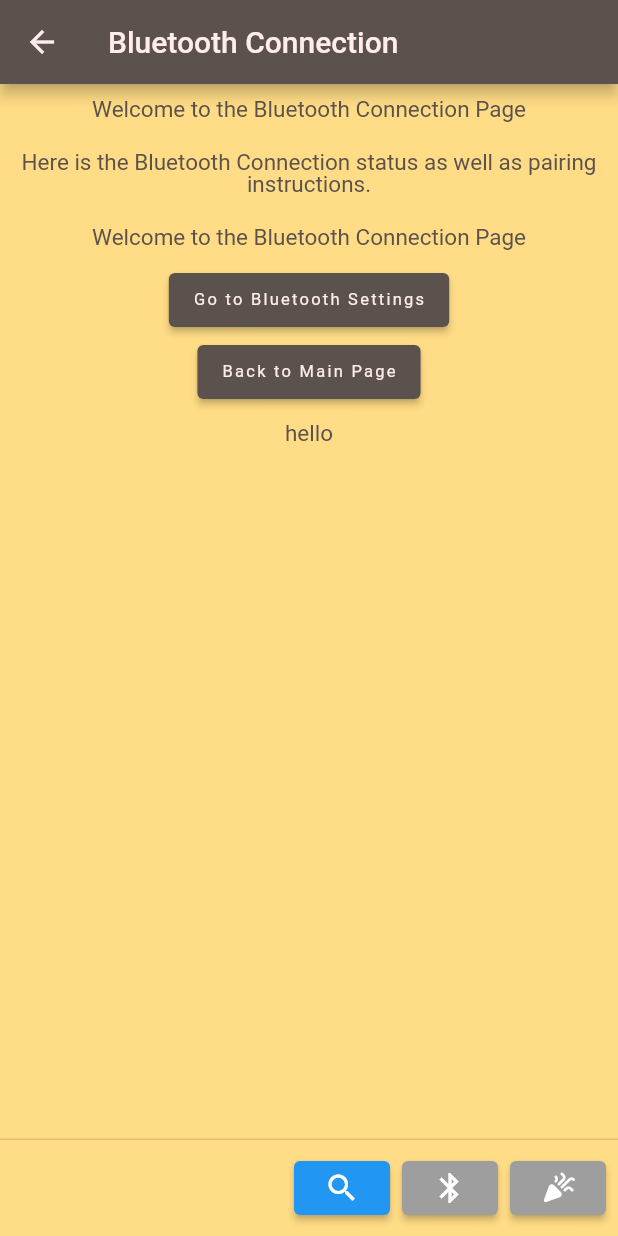
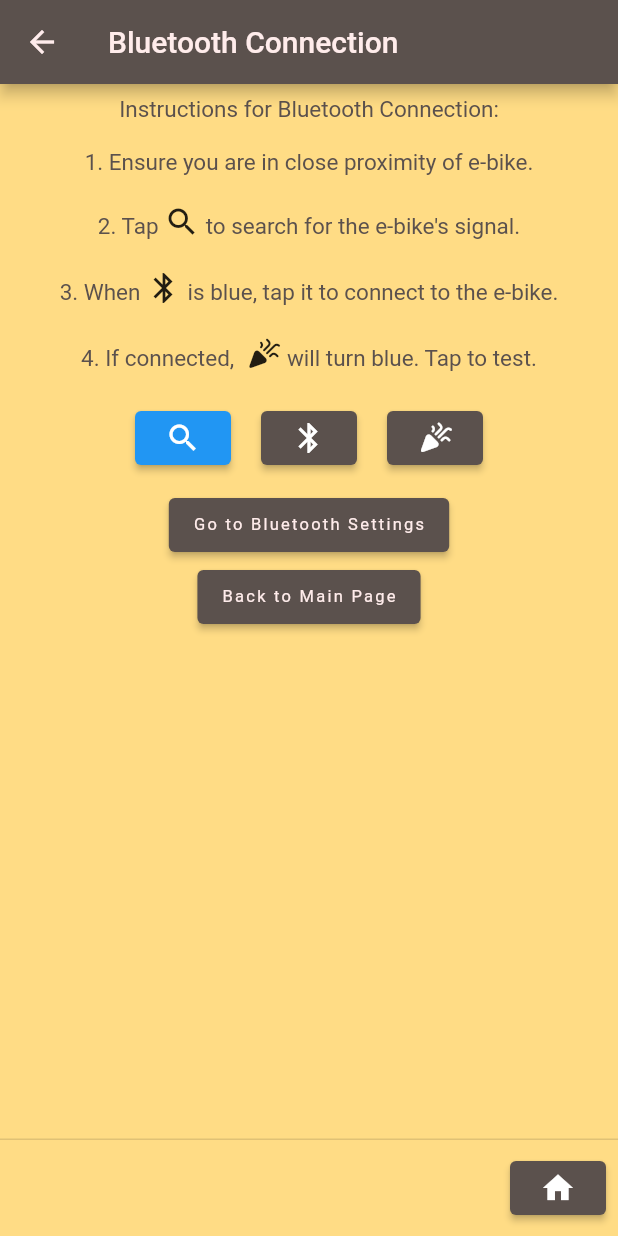
Before and after one commit to senior-design-ucf-23/e-bike-flutter-app, a Flutter app: the BluetoothPage screen opened directly, on a phone screen of 412 x 824 dp. Run offline on Flutter 3.47's test engine with Material 2 defaults, Android fonts, the light colour scheme and no system bars; our stand-ins replace flutter_blue, rxdart; missing offline and left inert: app_settings, flutter_reactive_ble, location_permissions, speedometer.

Commit message:
Improved Bluetooth page

```diff
--- a/lib/pages/bluetooth.dart
+++ b/lib/pages/bluetooth.dart
@@ -5,6 +5,7 @@ import 'package:app_settings/app_settings.dart';
 import 'package:location_permissions/location_permissions.dart';
 import 'package:flutter/material.dart';
 import 'package:flutter_reactive_ble/flutter_reactive_ble.dart';
+import 'package:test_drive/components/device_data.dart';
 
 class BluetoothPage extends StatefulWidget {
   const BluetoothPage({super.key});
@@ -20,6 +21,7 @@ class _BluetoothPageState extends State<BluetoothPage> {
   bool _scanStarted = false;
   bool _connected = false;
 
+  late DeviceData deviceData;
   late DiscoveredDevice _myDevice;
   final flutterReactiveBle = FlutterReactiveBle();
   late StreamSubscription<DiscoveredDevice> _scanStream;
@@ -33,8 +35,8 @@ class _BluetoothPageState extends State<BluetoothPage> {
 
   final deviceInfo = <String>[];
 
-  String _btstatus = "hello";
-  String temp = "hello";
+  String _devices = "";
+  String temp = "";
 
   void _startScan() async {
     int index = 0;
@@ -42,7 +44,7 @@ class _BluetoothPageState extends State<BluetoothPage> {
     bool permGranted = false;
     setState(() {
       _scanStarted = true;
-      _btstatus = "scan started";
+      _devices = "scan started";
     });
     PermissionStatus permission;
     if (Platform.isAndroid) {
@@ -55,7 +57,7 @@ class _BluetoothPageState extends State<BluetoothPage> {
     // main scanning logic
     if (permGranted) {
       setState(() {
-        _btstatus = "";
+        _devices = "";
       });
       _scanStream =
           flutterReactiveBle.scanForDevices(withServices: []).listen((device) {
@@ -64,13 +66,14 @@ class _BluetoothPageState extends State<BluetoothPage> {
           deviceInfo.add(device.name);
           deviceInfo.add(device.id.toString());
           setState(() {
-            _btstatus += temp;
+            _devices += temp;
           });
           index++;
         }
         if (device.name == 'DSD TECH') {
           setState(() {
             _myDevice = device;
+            deviceData = DeviceData(device);
             _foundDeviceWaitingToConnect = true;
           });
         }
@@ -120,7 +123,7 @@ class _BluetoothPageState extends State<BluetoothPage> {
 
   void _partyTime2() {
     setState(() {
-      _btstatus = "Party Time!";
+      _devices = "Party Time!";
     });
   }
 
@@ -138,19 +141,120 @@ class _BluetoothPageState extends State<BluetoothPage> {
               children: <Widget>[
             Padding(
                 padding: EdgeInsets.all(10.0),
-                child: Text('Welcome to the Bluetooth Connection Page',
-                    style: Theme.of(context).textTheme.bodyMedium)),
+                child: Text(
+                  'Instructions for Bluetooth Connection:',
+                  style: Theme.of(context).textTheme.bodyMedium,
+                  textAlign: TextAlign.left,
+                )),
             Padding(
                 padding: EdgeInsets.all(10.0),
                 child: Text(
-                  'Here is the Bluetooth Connection status as well as pairing instructions.',
+                  '1. Ensure you are in close proximity of e-bike.',
                   style: Theme.of(context).textTheme.bodyMedium,
-                  textAlign: TextAlign.center,
+                  textAlign: TextAlign.left,
                 )),
             Padding(
                 padding: EdgeInsets.all(10.0),
-                child: Text('Welcome to the Bluetooth Connection Page',
-                    style: Theme.of(context).textTheme.bodyMedium)),
+                child: Text.rich(TextSpan(
+                    style: Theme.of(context).textTheme.bodyMedium,
+                    children: [
+                      TextSpan(
+                        text: '2. Tap ',
+                      ),
+                      WidgetSpan(child: Icon(Icons.search)),
+                      TextSpan(text: ' to search for the e-bike\'s signal.'),
+                    ]))),
+            Padding(
+                padding: EdgeInsets.all(10.0),
+                child: Text.rich(TextSpan(
+                    style: Theme.of(context).textTheme.bodyMedium,
+                    children: [
+                      TextSpan(
+                        text: '3. When ',
+                      ),
+                      WidgetSpan(child: Icon(Icons.bluetooth)),
+                      TextSpan(
+                          text: ' is blue, tap it to connect to the e-bike.'),
+                    ]))),
+            Padding(
+                padding: EdgeInsets.all(10.0),
+                child: Text.rich(TextSpan(
+                    style: Theme.of(context).textTheme.bodyMedium,
+                    children: [
+                      TextSpan(
+                        text: '4. If connected,  ',
+                      ),
+                      WidgetSpan(child: Icon(Icons.celebration_rounded)),
+                      TextSpan(text: ' will turn blue. Tap to test.'),
+                    ]))),
+            Row(
+              mainAxisAlignment: MainAxisAlignment.center,
+              children: [
+                Padding(
+                  padding: EdgeInsets.all(10.0),
+                  child: _scanStarted
+                      // True condition
+                      ? ElevatedButton(
+                          style: ElevatedButton.styleFrom(
+                            foregroundColor: Colors.white, // foreground
+                          ),
+                          onPressed: () {},
+                          child: const Icon(Icons.search),
+                        )
+                      // False condition
+                      : ElevatedButton(
+                          style: ElevatedButton.styleFrom(
+                            backgroundColor: Colors.blue, // background
+                            foregroundColor: Colors.white, // foreground
+                          ),
+                          onPressed: _startScan,
+                          child: const Icon(Icons.search),
+                        ),
+                ),
+                Padding(
+                  padding: EdgeInsets.all(10.0),
+                  child: _foundDeviceWaitingToConnect
+                      // True condition
+                      ? ElevatedButton(
+                          style: ElevatedButton.styleFrom(
+                            backgroundColor: Colors.blue,
+                            foregroundColor: Colors.white,
+                          ),
+                          onPressed: _connectToDevice,
+                          child: const Icon(Icons.bluetooth),
+                        )
+                      // False condition
+                      : ElevatedButton(
+                          style: ElevatedButton.styleFrom(
+                            foregroundColor: Colors.white,
+                          ),
+                          onPressed: () {},
+                          child: const Icon(Icons.bluetooth),
+                        ),
+                ),
+                Padding(
+                  padding: EdgeInsets.all(10.0),
+                  child: _connected
+                      // True condition
+                      ? ElevatedButton(
+                          style: ElevatedButton.styleFrom(
+                            backgroundColor: Colors.blue,
+                            foregroundColor: Colors.white,
+                          ),
+                          onPressed: _partyTime,
+                          child: const Icon(Icons.celebration_rounded),
+                        )
+                      // False condition
+                      : ElevatedButton(
+                          style: ElevatedButton.styleFrom(
+                            foregroundColor: Colors.white,
+                          ),
+                          onPressed: () {},
+                          child: const Icon(Icons.celebration_rounded),
+                        ),
+                ),
+              ],
+            ),
             ElevatedButton(
                 child: Text('Go to Bluetooth Settings',
                     style: Theme.of(context).textTheme.labelSmall),
@@ -166,69 +270,21 @@ class _BluetoothPageState extends State<BluetoothPage> {
             Padding(
                 padding: EdgeInsets.all(10.0),
                 child: Text(
-                  '$_btstatus',
+                  '$_devices',
                   style: Theme.of(context).textTheme.bodyMedium,
                   textAlign: TextAlign.center,
                 )),
           ])),
       persistentFooterButtons: [
-        _scanStarted
-            // True condition
-            ? ElevatedButton(
-                style: ElevatedButton.styleFrom(
-                  backgroundColor: Colors.grey, // background
-                  foregroundColor: Colors.white, // foreground
-                ),
-                onPressed: () {},
-                child: const Icon(Icons.search),
-              )
-            // False condition
-            : ElevatedButton(
-                style: ElevatedButton.styleFrom(
-                  backgroundColor: Colors.blue, // background
-                  foregroundColor: Colors.white, // foreground
-                ),
-                onPressed: _startScan,
-                child: const Icon(Icons.search),
-              ),
-        _foundDeviceWaitingToConnect
-            // True condition
-            ? ElevatedButton(
-                style: ElevatedButton.styleFrom(
-                  backgroundColor: Colors.blue, // background
-                  foregroundColor: Colors.white, // foreground
-                ),
-                onPressed: _connectToDevice,
-                child: const Icon(Icons.bluetooth),
-              )
-            // False condition
-            : ElevatedButton(
-                style: ElevatedButton.styleFrom(
-                  backgroundColor: Colors.grey, // background
-                  foregroundColor: Colors.white, // foreground
-                ),
-                onPressed: () {},
-                child: const Icon(Icons.bluetooth),
-              ),
-        _connected
-            // True condition
-            ? ElevatedButton(
-                style: ElevatedButton.styleFrom(
-                  backgroundColor: Colors.blue, // background
-                  foregroundColor: Colors.white, // foreground
-                ),
-                onPressed: _partyTime,
-                child: const Icon(Icons.celebration_rounded),
-              )
-            // False condition
-            : ElevatedButton(
-                style: ElevatedButton.styleFrom(
-                  backgroundColor: Colors.grey, // background
-                  foregroundColor: Colors.white, // foreground
-                ),
-                onPressed: () {},
-                child: const Icon(Icons.celebration_rounded),
-              ),
+        ElevatedButton(
+          style: ElevatedButton.styleFrom(
+            foregroundColor: Colors.white,
+          ),
+          onPressed: () {
+            Navigator.pop(context, deviceData);
+          },
+          child: const Icon(Icons.home),
+        ),
       ],
     );
   }
```
